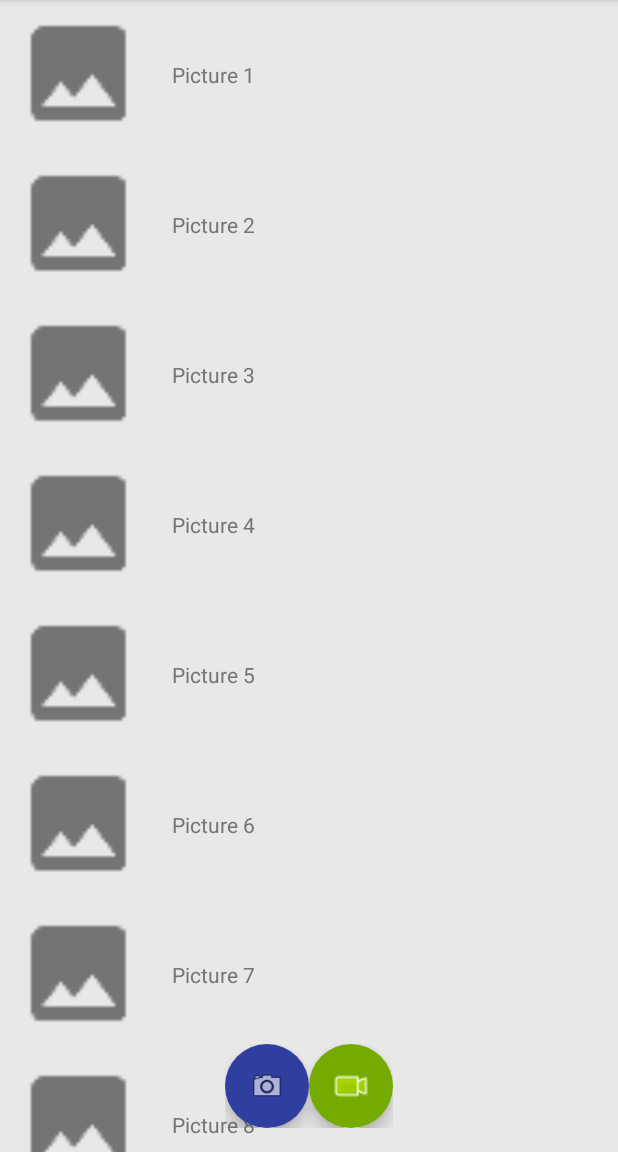
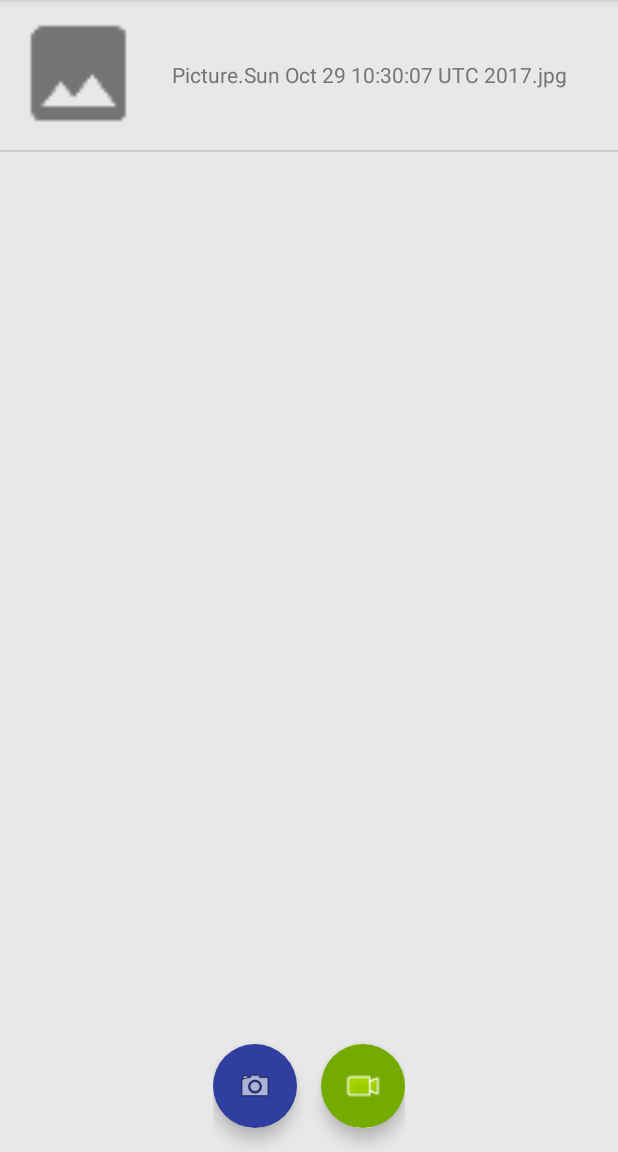
Before and after one commit to Iakobs/1718-m08-eac3, an Android app: the screen it shows after launch (GalleryPresenter), after a tap on an icon or button, on a phone screen of 412 x 824 dp, the part 84-1236 px from its top. Run offline under Robolectric (Android 15) with nearby library versions, the phone set to English and light mode, and no system bars.

Commit message:
Sqlite and javadocs
Access to sqlite database implemented, minor changes on layout and addition of javadocs

```diff
--- a/app/src/main/java/ibanez/jacob/cat/xtec/ioc/gallery/model/Gallery.java
+++ b/app/src/main/java/ibanez/jacob/cat/xtec/ioc/gallery/model/Gallery.java
@@ -4,11 +4,13 @@ import java.util.ArrayList;
 import java.util.List;
 
 /**
+ * A class for encapsulating a collection of {@link MultimediaElement}s.
+ *
  * @author <a href="mailto:jacobibanez@jacobibanez.com">Jacob Ibáñez Sánchez</a>.
  */
 public class Gallery {
 
-    List<MultimediaElement> mGallery;
+    private List<MultimediaElement> mGallery;
 
     public Gallery() {
         this.mGallery = new ArrayList<>();
--- a/app/src/main/java/ibanez/jacob/cat/xtec/ioc/gallery/model/MultimediaElement.java
+++ b/app/src/main/java/ibanez/jacob/cat/xtec/ioc/gallery/model/MultimediaElement.java
@@ -6,6 +6,8 @@ import java.io.Serializable;
 import java.util.Objects;
 
 /**
+ * A class representing a single {@link MultimediaElement}.
+ *
  * @author <a href="mailto:jacobibanez@jacobibanez.com">Jacob Ibáñez Sánchez</a>.
  */
 public class MultimediaElement implements Serializable {
--- a/app/src/main/java/ibanez/jacob/cat/xtec/ioc/gallery/model/MultimediaElementRepositoryFake.java
+++ b/app/src/main/java/ibanez/jacob/cat/xtec/ioc/gallery/model/MultimediaElementRepositoryFake.java
@@ -5,15 +5,17 @@ import com.google.android.gms.maps.model.LatLng;
 import java.util.Random;
 
 /**
+ * Fake implementation of {@link MultimediaElementRepository} for test purposes.
+ *
  * @author <a href="mailto:jacobibanez@jacobibanez.com">Jacob Ibáñez Sánchez</a>.
  */
-
 public class MultimediaElementRepositoryFake implements MultimediaElementRepository {
 
     private Gallery mFakeDatabase = new Gallery();
     private OnMultimediaElementCreatedListener mMultimediaElementCreatedListener;
 
     public MultimediaElementRepositoryFake() {
+        //add 10 elements to the fake database
         for (int i = 1; i <= 10; i++) {
             int type = new Random().nextBoolean() ? 0 : 1;
             String name = "Picture ";
--- a/app/src/main/java/ibanez/jacob/cat/xtec/ioc/gallery/model/MultimediaElementRepositorySqlLite.java
+++ b/app/src/main/java/ibanez/jacob/cat/xtec/ioc/gallery/model/MultimediaElementRepositorySqlLite.java
@@ -1,12 +1,18 @@
 package ibanez.jacob.cat.xtec.ioc.gallery.model;
 
+import android.content.ContentValues;
 import android.content.Context;
+import android.database.Cursor;
 import android.database.SQLException;
 import android.database.sqlite.SQLiteDatabase;
 import android.database.sqlite.SQLiteOpenHelper;
 import android.util.Log;
 
+import com.google.android.gms.maps.model.LatLng;
+
 /**
+ * Implementation of {@link MultimediaElementRepository} which gets data from a Sqlite database.
+ *
  * @author <a href="mailto:jacobibanez@jacobibanez.com">Jacob Ibáñez Sánchez</a>.
  */
 public class MultimediaElementRepositorySqlLite implements MultimediaElementRepository {
@@ -19,8 +25,8 @@ public class MultimediaElementRepositorySqlLite implements MultimediaElementRepo
     private static final String COLUMN_NAME = "NAME";
     private static final String COLUMN_PATH = "PATH";
     private static final String COLUMN_TYPE = "TYPE";
-    private static final String COLUMN_DESCRIPTION = "LATITUDE";
-    private static final String COLUMN_PUB_DATE = "LONGITUDE";
+    private static final String COLUMN_LATITUDE = "LATITUDE";
+    private static final String COLUMN_LONGITUDE = "LONGITUDE";
 
     //Database variables
     private static final String DB_NAME = "GALLERY_DB";
@@ -34,8 +40,8 @@ public class MultimediaElementRepositorySqlLite implements MultimediaElementRepo
                     COLUMN_NAME + " TEXT NOT NULL UNIQUE," +
                     COLUMN_PATH + " TEXT NOT NULL," +
                     COLUMN_TYPE + " TEXT NOT NULL," +
-                    COLUMN_DESCRIPTION + " TEXT NOT NULL," +
-                    COLUMN_PUB_DATE + " TEXT NOT NULL" +
+                    COLUMN_LATITUDE + " TEXT NOT NULL," +
+                    COLUMN_LONGITUDE + " TEXT NOT NULL" +
                     ");";
 
     //class members
@@ -56,16 +62,14 @@ public class MultimediaElementRepositorySqlLite implements MultimediaElementRepo
      * You can specify if you want only read access or both read/write access
      *
      * @param withWriteAccess If {@code true}, the connection can write to the database
-     * @return A ready-to-use connection to the database
      * @throws SQLException If an error occurs
      */
-    private MultimediaElementRepositorySqlLite open(boolean withWriteAccess) throws SQLException {
+    private void open(boolean withWriteAccess) throws SQLException {
         if (withWriteAccess) {
             mDatabase = mHelper.getWritableDatabase();
         } else {
             mDatabase = mHelper.getReadableDatabase();
         }
-        return this;
     }
 
     /**
@@ -82,25 +86,173 @@ public class MultimediaElementRepositorySqlLite implements MultimediaElementRepo
 
     @Override
     public MultimediaElement getMultimediaElementById(long id) {
-        return null;
+        MultimediaElement multimediaElement = null;
+
+        //first open database with only read access
+        open(false);
+
+        //search by name
+        Cursor cursor = mDatabase.query(
+                TABLE_MULTIMEDIA_ELEMENTS,
+                null,
+                COLUMN_ID + " = ?",
+                new String[]{String.valueOf(id)},
+                null,
+                null,
+                null
+        );
+
+        //if there are any results, retrieve data and create object
+        if (cursor != null && cursor.moveToFirst()) {
+            multimediaElement = getMultimediaElement(cursor);
+
+            //close cursor so it's not needed anymore
+            cursor.close();
+        }
+
+        //close the connection to the database
+        close();
+
+        return multimediaElement;
     }
 
     @Override
     public Gallery getGallery() {
-        return null;
+        Gallery gallery = new Gallery();
+
+        //open read access to the database
+        open(false);
+
+        //perform query to the database
+        Cursor cursor = mDatabase.query(
+                TABLE_MULTIMEDIA_ELEMENTS,
+                null,
+                null,
+                null,
+                null,
+                null,
+                null
+        );
+
+        if (cursor.moveToFirst()) { //check if it have any result first
+            do {
+                gallery.add(getMultimediaElement(cursor));
+            }
+            while (cursor.moveToNext()); //continue adding while there are more items in the cursor
+
+            //close the cursor, it's not needed anymore
+            cursor.close();
+        }
+
+        //close the connection to the database
+        close();
+
+        return gallery;
     }
 
     @Override
     public void addMultimediaElement(MultimediaElement multimediaElement) {
+        //Check that the item is not null
+        if (multimediaElement == null) {
+            String msg = "The multimedia element must not be null";
+            Log.e(TAG, msg);
+            throw new IllegalArgumentException(msg);
+        }
 
+        if (!existsByName(multimediaElement.getName())) { //avoid duplicates
+            //open the database with write access
+            open(true);
+
+            //fill all columns
+            ContentValues initialValues = new ContentValues();
+
+            initialValues.put(COLUMN_NAME, multimediaElement.getName());
+            initialValues.put(COLUMN_PATH, multimediaElement.getPath());
+            initialValues.put(COLUMN_TYPE, String.valueOf(multimediaElement.getType()));
+            initialValues.put(COLUMN_LATITUDE, String.valueOf(multimediaElement.getLatLng().latitude));
+            initialValues.put(COLUMN_LONGITUDE, String.valueOf(multimediaElement.getLatLng().longitude));
+
+            //create the item
+            mDatabase.insert(TABLE_MULTIMEDIA_ELEMENTS, null, initialValues);
+
+            //database access is not needed anymore
+            close();
+
+            notifyMultimediaElementCreationListener();
+        }
     }
 
+    /**
+     * Creates a {@link MultimediaElement} from the data inside a cursor.
+     *
+     * @param cursor The cursor of the current database, pointing to an actual row.
+     * @return The {@link MultimediaElement} in the cursor.
+     */
+    private MultimediaElement getMultimediaElement(Cursor cursor) {
+        MultimediaElement multimediaElement;
+
+        long id = Long.valueOf(cursor.getString(cursor.getColumnIndex(COLUMN_ID)));
+        String name = cursor.getString(cursor.getColumnIndex(COLUMN_NAME));
+        String path = cursor.getString(cursor.getColumnIndex(COLUMN_PATH));
+        int type = Integer.valueOf(cursor.getString(cursor.getColumnIndex(COLUMN_TYPE)));
+        double latitude = Double.valueOf(cursor.getString(cursor.getColumnIndex(COLUMN_LATITUDE)));
+        double longitude = Double.valueOf(cursor.getString(cursor.getColumnIndex(COLUMN_LONGITUDE)));
+        LatLng latLng = new LatLng(latitude, longitude);
+
+        multimediaElement = new MultimediaElement();
+        multimediaElement.setId(id);
+        multimediaElement.setName(name);
+        multimediaElement.setPath(path);
+        multimediaElement.setType(type);
+        multimediaElement.setLatLng(latLng);
+
+        return multimediaElement;
+    }
+
+    /**
+     * This method is to be called whenever wanted to notify the listener that there has been changes
+     * in the database information.
+     */
     private void notifyMultimediaElementCreationListener() {
         if (mMultimediaElementCreatedListener != null) {
             mMultimediaElementCreatedListener.onMultimediaElementCreation();
         }
     }
 
+    /**
+     * Checks if a {@link MultimediaElement} already exists, searching by its {@link MultimediaElement#name}
+     *
+     * @param name The {@link MultimediaElement#name}
+     * @return {@code true} if the item exists in the database. {@code false} otherwise.
+     */
+    private boolean existsByName(String name) {
+        //first open database with only read access
+        open(false);
+
+        //search by name
+        Cursor cursor = mDatabase.query(
+                TABLE_MULTIMEDIA_ELEMENTS,
+                new String[]{COLUMN_ID},
+                COLUMN_NAME + " = ?",
+                new String[]{name},
+                null,
+                null,
+                null
+        );
+
+        //if there is a single coincidence, it means that the item already exists
+        boolean exists = cursor.moveToFirst();
+
+        //close cursor so it's not needed anymore, and so the connection to the database
+        cursor.close();
+        close();
+
+        return exists;
+    }
+
+    /**
+     * A class extending {@link SQLiteOpenHelper} for low level access to the database.
+     */
     private static class DBHelper extends SQLiteOpenHelper {
 
         DBHelper(Context con) {
--- a/app/src/main/java/ibanez/jacob/cat/xtec/ioc/gallery/model/MultimediaElementType.java
+++ b/app/src/main/java/ibanez/jacob/cat/xtec/ioc/gallery/model/MultimediaElementType.java
@@ -1,12 +1,14 @@
 package ibanez.jacob.cat.xtec.ioc.gallery.model;
 
 /**
+ * Enumerated class for distinct types of {@link MultimediaElement}s
+ *
  * @author <a href="mailto:jacobibanez@jacobibanez.com">Jacob Ibáñez Sánchez</a>.
  */
-
 public enum MultimediaElementType {
 
-    PICTURE(0), VIDEO(1);
+    PICTURE(0),
+    VIDEO(1);
 
     private int type;
 
--- a/app/src/main/java/ibanez/jacob/cat/xtec/ioc/gallery/presenter/GalleryPresenter.java
+++ b/app/src/main/java/ibanez/jacob/cat/xtec/ioc/gallery/presenter/GalleryPresenter.java
@@ -5,10 +5,11 @@ import android.support.v7.app.AppCompatActivity;
 
 import com.google.android.gms.maps.model.LatLng;
 
-import ibanez.jacob.cat.xtec.ioc.gallery.model.Gallery;
+import java.util.Date;
+
 import ibanez.jacob.cat.xtec.ioc.gallery.model.MultimediaElement;
 import ibanez.jacob.cat.xtec.ioc.gallery.model.MultimediaElementRepository;
-import ibanez.jacob.cat.xtec.ioc.gallery.model.MultimediaElementRepositoryFake;
+import ibanez.jacob.cat.xtec.ioc.gallery.model.MultimediaElementRepositorySqlLite;
 import ibanez.jacob.cat.xtec.ioc.gallery.model.MultimediaElementType;
 import ibanez.jacob.cat.xtec.ioc.gallery.view.GalleryView;
 import ibanez.jacob.cat.xtec.ioc.gallery.view.GalleryViewReclyclerView;
@@ -35,19 +36,15 @@ public class GalleryPresenter extends AppCompatActivity implements
         mGalleryView.setTakePictureListener(this);
         mGalleryView.setRecordVideoListener(this);
 
-        mRepository = new MultimediaElementRepositoryFake();
+        mRepository = new MultimediaElementRepositorySqlLite(this);
         mRepository.setMultimediaElementCreatedListener(this);
         mGalleryView.bindMultimediaElements(mRepository.getGallery());
     }
 
     @Override
     public void onVideoRecorded() {
-        Gallery gallery = mRepository.getGallery();
-        long newId = gallery.get(gallery.size() - 1).getId() + 1;
-
         MultimediaElement multimediaElement = new MultimediaElement();
-        multimediaElement.setId(newId);
-        multimediaElement.setName("Video " + newId);
+        multimediaElement.setName("Video." + new Date().toString() + ".mp4");
         multimediaElement.setPath("/");
         multimediaElement.setType(MultimediaElementType.VIDEO.getType());
         multimediaElement.setLatLng(new LatLng(0, 0));
@@ -56,12 +53,8 @@ public class GalleryPresenter extends AppCompatActivity implements
 
     @Override
     public void onPictureTaken() {
-        Gallery gallery = mRepository.getGallery();
-        long newId = gallery.get(gallery.size() - 1).getId() + 1;
-
         MultimediaElement multimediaElement = new MultimediaElement();
-        multimediaElement.setId(newId);
-        multimediaElement.setName("Picture " + newId);
+        multimediaElement.setName("Picture." + new Date().toString() + ".jpg");
         multimediaElement.setPath("/");
         multimediaElement.setType(MultimediaElementType.PICTURE.getType());
         multimediaElement.setLatLng(new LatLng(0, 0));
--- a/app/src/main/java/ibanez/jacob/cat/xtec/ioc/gallery/view/GalleryViewReclyclerView.java
+++ b/app/src/main/java/ibanez/jacob/cat/xtec/ioc/gallery/view/GalleryViewReclyclerView.java
@@ -2,6 +2,7 @@ package ibanez.jacob.cat.xtec.ioc.gallery.view;
 
 import android.content.Context;
 import android.support.design.widget.FloatingActionButton;
+import android.support.v7.widget.DividerItemDecoration;
 import android.support.v7.widget.LinearLayoutManager;
 import android.support.v7.widget.RecyclerView;
 import android.view.LayoutInflater;
@@ -22,6 +23,7 @@ public class GalleryViewReclyclerView implements GalleryView {
 
     private View mRootView;
     private GalleryRecyclerViewAdapter mAdapter;
+    private LinearLayoutManager mLayoutManager;
     private OnTakePictureListener mTakePictureListener;
     private OnRecordVideoListener mRecordVideoListener;
     private FloatingActionButton mFabTakePicture;
@@ -36,9 +38,13 @@ public class GalleryViewReclyclerView implements GalleryView {
 
         RecyclerView recyclerView = mRootView.findViewById(R.id.rv_gallery);
         recyclerView.setHasFixedSize(true);
-        LinearLayoutManager layoutManager = new LinearLayoutManager(mRootView.getContext()); //default is set to vertical
-        recyclerView.setLayoutManager(layoutManager);
+        mLayoutManager = new LinearLayoutManager(mRootView.getContext()); //default is set to vertical
+        mLayoutManager.setReverseLayout(true);
+        recyclerView.setLayoutManager(mLayoutManager);
         recyclerView.setAdapter(mAdapter);
+        //add a decorator to separate items
+        DividerItemDecoration decoration = new DividerItemDecoration(context, mLayoutManager.getOrientation());
+        recyclerView.addItemDecoration(decoration);
 
         mFabTakePicture.setOnClickListener(new View.OnClickListener() {
             @Override
@@ -97,5 +103,6 @@ public class GalleryViewReclyclerView implements GalleryView {
     @Override
     public void bindMultimediaElements(Gallery gallery) {
         mAdapter.setGallery(gallery);
+        mLayoutManager.scrollToPosition(gallery.size() - 1);
     }
 }
--- a/app/src/main/res/layout/gallery_view.xml
+++ b/app/src/main/res/layout/gallery_view.xml
@@ -1,39 +1,53 @@
 <?xml version="1.0" encoding="utf-8"?>
-<FrameLayout xmlns:android="http://schemas.android.com/apk/res/android"
+<LinearLayout xmlns:android="http://schemas.android.com/apk/res/android"
     xmlns:app="http://schemas.android.com/apk/res-auto"
     xmlns:tools="http://schemas.android.com/tools"
     android:layout_width="match_parent"
     android:layout_height="match_parent"
-    tools:context="ibanez.jacob.cat.xtec.ioc.gallery.presenter.GalleryPresenter"
-    android:background="@color/grey_background">
+    android:background="@color/grey_background"
+    android:orientation="vertical"
+    tools:context="ibanez.jacob.cat.xtec.ioc.gallery.presenter.GalleryPresenter">
 
-    <android.support.v7.widget.RecyclerView
-        android:id="@+id/rv_gallery"
+    <ScrollView
         android:layout_width="match_parent"
-        android:layout_height="match_parent" />
+        android:layout_height="0dp"
+        android:layout_weight="1">
+
+        <android.support.v7.widget.RecyclerView
+            android:id="@+id/rv_gallery"
+            android:layout_width="match_parent"
+            android:layout_height="wrap_content" />
+    </ScrollView>
 
     <LinearLayout
         android:layout_width="wrap_content"
         android:layout_height="wrap_content"
         android:layout_gravity="bottom|center"
-        android:orientation="horizontal"
-        android:padding="16dp">
+        android:orientation="horizontal">
 
         <android.support.design.widget.FloatingActionButton
             android:id="@+id/fab_take_picture"
             android:layout_width="wrap_content"
             android:layout_height="wrap_content"
+            android:layout_marginBottom="@dimen/margin_vertical"
+            android:layout_marginTop="@dimen/margin_vertical"
+            android:layout_marginRight="@dimen/margin_horizontal"
             android:backgroundTint="@color/colorTakePictureButton"
             app:borderWidth="0dp"
-            app:srcCompat="@android:drawable/ic_menu_camera"/>
+            app:fabSize="normal"
+            app:srcCompat="@android:drawable/ic_menu_camera" />
 
         <android.support.design.widget.FloatingActionButton
             android:id="@+id/fab_record_video"
             android:layout_width="wrap_content"
             android:layout_height="wrap_content"
+            android:layout_marginBottom="@dimen/margin_vertical"
+            android:layout_marginTop="@dimen/margin_vertical"
+            android:layout_marginLeft="@dimen/margin_horizontal"
             android:backgroundTint="@color/colorRecordVideoButton"
             app:borderWidth="0dp"
+            app:fabSize="normal"
             app:srcCompat="@android:drawable/presence_video_online" />
     </LinearLayout>
 
-</FrameLayout>
+</LinearLayout>
--- /dev/null
+++ b/app/src/main/res/values/dimens.xml
@@ -0,0 +1,5 @@
+<?xml version="1.0" encoding="utf-8"?>
+<resources>
+    <dimen name="margin_vertical">16dp</dimen>
+    <dimen name="margin_horizontal">8dp</dimen>
+</resources>
```
Also changed, not shown: app/src/main/java/ibanez/jacob/cat/xtec/ioc/gallery/model/MultimediaElementRepository.java (+34 -0 lines).
